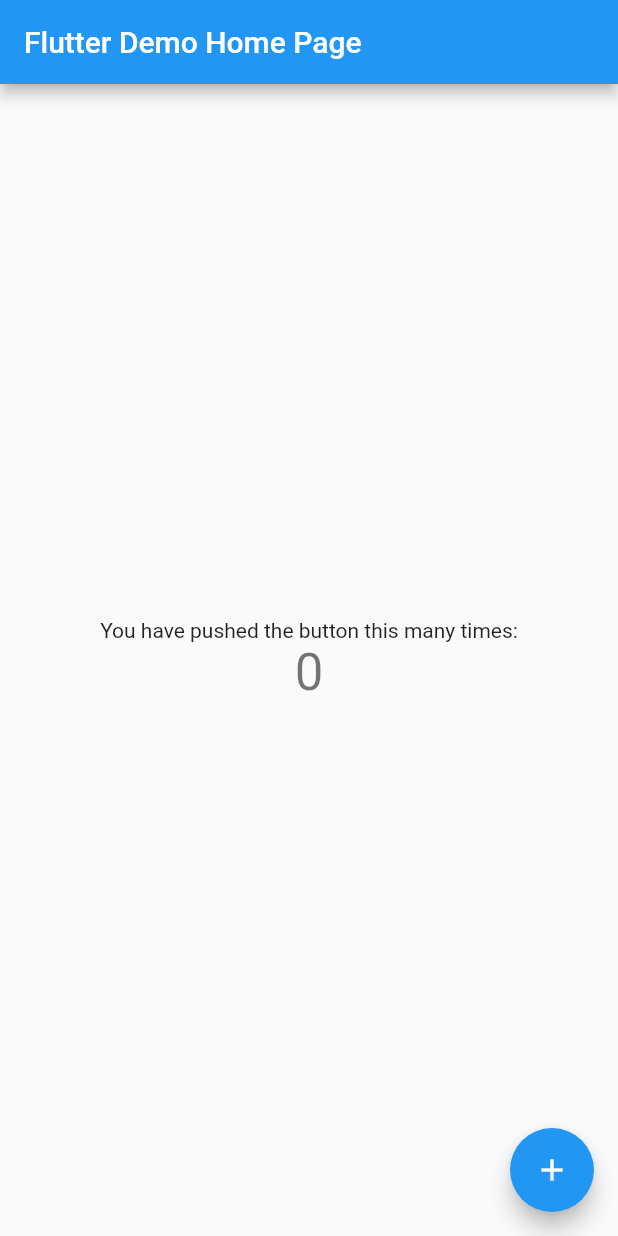
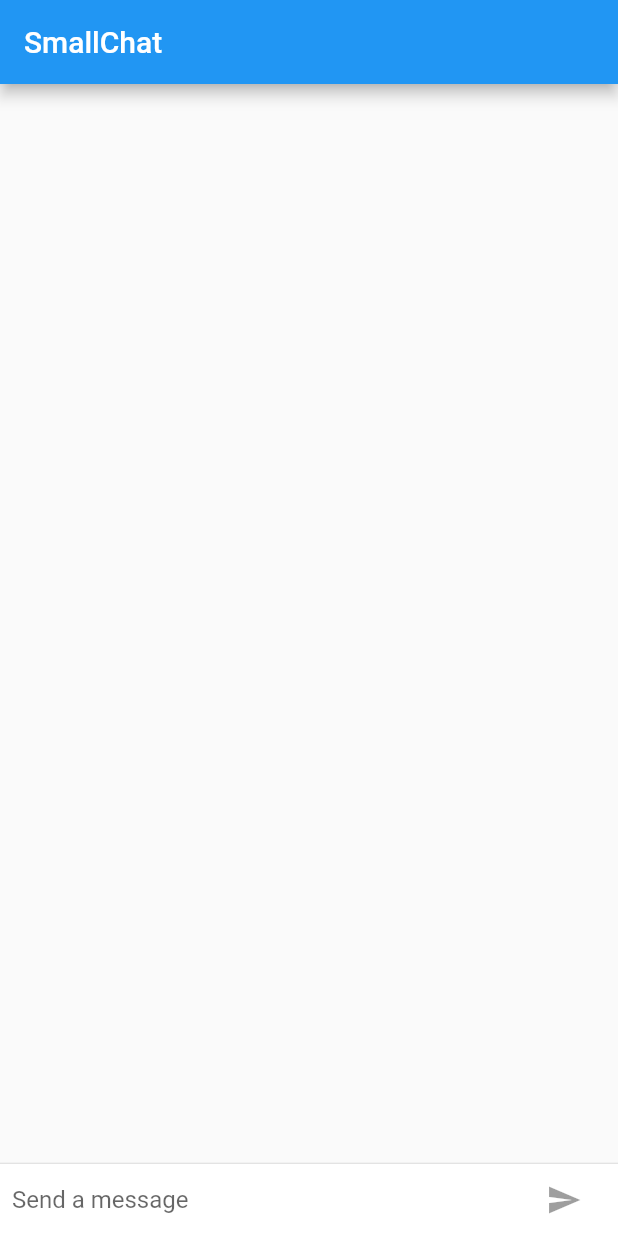
Before and after one commit to phaesoo/smallchat, a Flutter app: the screen it shows after launch, on a phone screen of 412 x 824 dp. Run offline on Flutter 3.47's test engine with Material 2 defaults, Android fonts, the phone set to English and light mode, and no system bars.

Commit message:
Follow simple example code

```diff
--- a/lib/main.dart
+++ b/lib/main.dart
@@ -1,117 +1,200 @@
 import 'package:flutter/material.dart';
+import 'package:flutter/foundation.dart';
+import 'package:flutter/cupertino.dart';
+
+const String _name = "HERE4YOU";
 
 void main() {
-  runApp(MyApp());
+  runApp(SmallChat());
 }
 
-class MyApp extends StatelessWidget {
+class SmallChat extends StatelessWidget {
   // This widget is the root of your application.
   @override
   Widget build(BuildContext context) {
     return MaterialApp(
-      title: 'Flutter Demo',
+      title: 'smallChat',
+      home: ChatScreen(),
       theme: ThemeData(
-        // This is the theme of your application.
-        //
-        // Try running your application with "flutter run". You'll see the
-        // application has a blue toolbar. Then, without quitting the app, try
-        // changing the primarySwatch below to Colors.green and then invoke
-        // "hot reload" (press "r" in the console where you ran "flutter run",
-        // or simply save your changes to "hot reload" in a Flutter IDE).
-        // Notice that the counter didn't reset back to zero; the application
-        // is not restarted.
         primarySwatch: Colors.blue,
-        // This makes the visual density adapt to the platform that you run
-        // the app on. For desktop platforms, the controls will be smaller and
-        // closer together (more dense) than on mobile platforms.
         visualDensity: VisualDensity.adaptivePlatformDensity,
       ),
-      home: MyHomePage(title: 'Flutter Demo Home Page'),
     );
   }
 }
 
-class MyHomePage extends StatefulWidget {
-  MyHomePage({Key key, this.title}) : super(key: key);
-
-  // This widget is the home page of your application. It is stateful, meaning
-  // that it has a State object (defined below) that contains fields that affect
-  // how it looks.
-
-  // This class is the configuration for the state. It holds the values (in this
-  // case the title) provided by the parent (in this case the App widget) and
-  // used by the build method of the State. Fields in a Widget subclass are
-  // always marked "final".
-
-  final String title;
-
-  @override
-  _MyHomePageState createState() => _MyHomePageState();
+class ChatScreen extends StatefulWidget {
+  ChatScreenState createState() => ChatScreenState();
 }
 
-class _MyHomePageState extends State<MyHomePage> {
-  int _counter = 0;
+class ChatScreenState extends State<ChatScreen> with TickerProviderStateMixin {
+  final List<ChatMessage> _message = <ChatMessage>[];
 
-  void _incrementCounter() {
-    setState(() {
-      // This call to setState tells the Flutter framework that something has
-      // changed in this State, which causes it to rerun the build method below
-      // so that the display can reflect the updated values. If we changed
-      // _counter without calling setState(), then the build method would not be
-      // called again, and so nothing would appear to happen.
-      _counter++;
-    });
-  }
+  final TextEditingController _textController = TextEditingController();
+
+  bool _isComposing = false;
 
   @override
   Widget build(BuildContext context) {
-    // This method is rerun every time setState is called, for instance as done
-    // by the _incrementCounter method above.
-    //
-    // The Flutter framework has been optimized to make rerunning build methods
-    // fast, so that you can just rebuild anything that needs updating rather
-    // than having to individually change instances of widgets.
     return Scaffold(
-      appBar: AppBar(
-        // Here we take the value from the MyHomePage object that was created by
-        // the App.build method, and use it to set our appbar title.
-        title: Text(widget.title),
-      ),
-      body: Center(
-        // Center is a layout widget. It takes a single child and positions it
-        // in the middle of the parent.
-        child: Column(
-          // Column is also a layout widget. It takes a list of children and
-          // arranges them vertically. By default, it sizes itself to fit its
-          // children horizontally, and tries to be as tall as its parent.
-          //
-          // Invoke "debug painting" (press "p" in the console, choose the
-          // "Toggle Debug Paint" action from the Flutter Inspector in Android
-          // Studio, or the "Toggle Debug Paint" command in Visual Studio Code)
-          // to see the wireframe for each widget.
-          //
-          // Column has various properties to control how it sizes itself and
-          // how it positions its children. Here we use mainAxisAlignment to
-          // center the children vertically; the main axis here is the vertical
-          // axis because Columns are vertical (the cross axis would be
-          // horizontal).
-          mainAxisAlignment: MainAxisAlignment.center,
+        appBar: AppBar(
+          title: Text("SmallChat"),
+        ),
+        body: Container(
+          child: Column(
+            children: <Widget>[
+              Flexible(
+                child: ListView.builder(
+                  padding: const EdgeInsets.all(8.0),
+                  reverse: true,
+                  itemCount: _message.length,
+                  itemBuilder: (_, index) => _message[index],
+                ),
+              ),
+              Divider(height: 1.0),
+              Container(
+                decoration: BoxDecoration(
+                  color: Theme.of(context).cardColor,
+                ),
+                child: _buildTextComposer(),
+              )
+            ],
+          ),
+        ));
+  }
+
+  // 사용자로부터 메시지를 입력받는 위젯 선언
+  Widget _buildTextComposer() {
+    return IconTheme(
+      data: IconThemeData(color: Theme.of(context).accentColor),
+      child: Container(
+        margin: const EdgeInsets.symmetric(horizontal: 8.0),
+        child: Row(
           children: <Widget>[
-            Text(
-              'You have pushed the button this many times:',
+            // 텍스트 입력 필드
+            Flexible(
+              child: TextField(
+                controller: _textController,
+                // 입력된 텍스트에 변화가 있을 때 마다
+                onChanged: (text) {
+                  setState(() {
+                    _isComposing = text.length > 0;
+                  });
+                },
+                // 키보드상에서 확인을 누를 경우. 입력값이 있을 때에만 _handleSubmitted 호출
+                onSubmitted: _isComposing ? _handleSubmitted : null,
+                // 텍스트 필드에 힌트 텍스트 추가
+                decoration:
+                    InputDecoration.collapsed(hintText: "Send a message"),
+              ),
             ),
-            Text(
-              '$_counter',
-              style: Theme.of(context).textTheme.headline4,
+            // 전송 버튼
+            Container(
+              margin: const EdgeInsets.symmetric(horizontal: 4.0),
+              // 플랫폼 종류에 따라 적당한 버튼 추가
+              child: Theme.of(context).platform == TargetPlatform.iOS
+                  ? CupertinoButton(
+                      child: Text("send"),
+                      onPressed: _isComposing
+                          ? () => _handleSubmitted(_textController.text)
+                          : null,
+                    )
+                  : IconButton(
+                      // 아이콘 버튼에 전송 아이콘 추가
+                      icon: Icon(Icons.send),
+                      // 입력된 텍스트가 존재할 경우에만 _handleSubmitted 호출
+                      onPressed: _isComposing
+                          ? () => _handleSubmitted(_textController.text)
+                          : null,
+                    ),
             ),
           ],
         ),
       ),
-      floatingActionButton: FloatingActionButton(
-        onPressed: _incrementCounter,
-        tooltip: 'Increment',
-        child: Icon(Icons.add),
-      ), // This trailing comma makes auto-formatting nicer for build methods.
+    );
+  }
+
+  // 메시지 전송 버튼이 클릭될 때 호출
+  void _handleSubmitted(String text) {
+    // 텍스트 필드의 내용 삭제
+    _textController.clear();
+    // _isComposing을 false로 설정
+    setState(() {
+      _isComposing = false;
+    });
+    // 입력받은 텍스트를 이용해서 리스트에 추가할 메시지 생성
+    ChatMessage message = ChatMessage(
+      text: text,
+      // animationController 항목에 애니메이션 효과 설정
+      // ChatMessage은 UI를 가지는 위젯으로 새로운 message가 리스트뷰에 추가될 때
+      // 발생할 애니메이션 효과를 위젯에 직접 부여함
+      animationController: AnimationController(
+        duration: Duration(milliseconds: 700),
+        vsync: this,
+      ),
+    );
+    // 리스트에 메시지 추가
+    setState(() {
+      _message.insert(0, message);
+    });
+    // 위젯의 애니메이션 효과 발생
+    message.animationController.forward();
+  }
+
+  @override
+  void dispose() {
+    // 메시지가 생성될 때마다 animationController가 생성/부여 되었으므로 모든 메시지로부터 animationController 해제
+    for (ChatMessage message in _message) {
+      message.animationController.dispose();
+    }
+    super.dispose();
+  }
+}
+
+// 리스브뷰에 추가될 메시지 위젯
+class ChatMessage extends StatelessWidget {
+  final String text; // 출력할 메시지
+  final AnimationController animationController; // 리스트뷰에 등록될 때 보여질 효과
+
+  ChatMessage({this.text, this.animationController});
+
+  @override
+  Widget build(BuildContext context) {
+    // 위젯에 애니메이션을 발생하기 위해 SizeTransition을 추가
+    return SizeTransition(
+      // 사용할 애니메이션 효과 설정
+      sizeFactor:
+          CurvedAnimation(parent: animationController, curve: Curves.easeOut),
+      axisAlignment: 0.0,
+      // 리스트뷰에 추가될 컨테이너 위젯
+      child: Container(
+        margin: const EdgeInsets.symmetric(vertical: 10.0),
+        child: Row(
+          crossAxisAlignment: CrossAxisAlignment.start,
+          children: <Widget>[
+            Container(
+              margin: const EdgeInsets.only(right: 16.0),
+              // 사용자명의 첫번째 글자를 서클 아바타로 표시
+              child: CircleAvatar(child: Text(_name[0])),
+            ),
+            Expanded(
+              // 컬럼 추가
+              child: Column(
+                crossAxisAlignment: CrossAxisAlignment.start,
+                children: <Widget>[
+                  // 사용자명을 subhead 테마로 출력
+                  Text(_name, style: Theme.of(context).textTheme.subhead),
+                  // 입력받은 메시지 출력
+                  Container(
+                    margin: const EdgeInsets.only(top: 5.0),
+                    child: Text(text),
+                  ),
+                ],
+              ),
+            )
+          ],
+        ),
+      ),
     );
   }
 }
```
